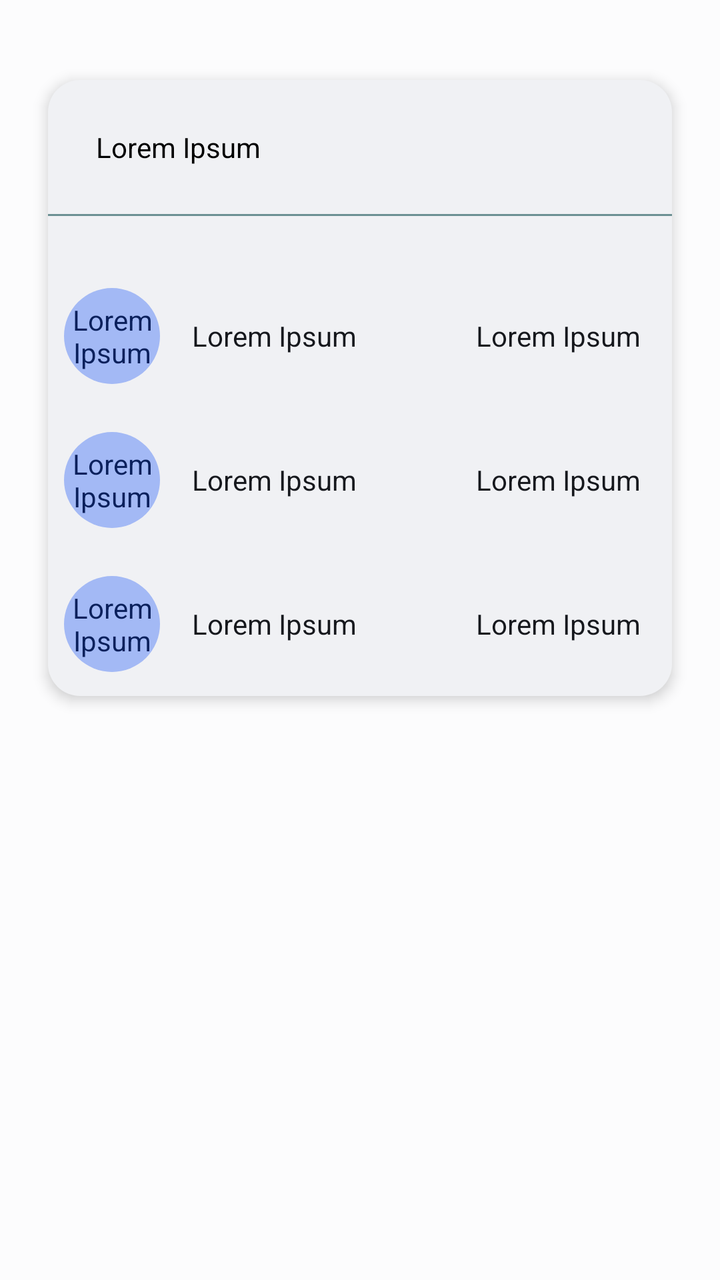
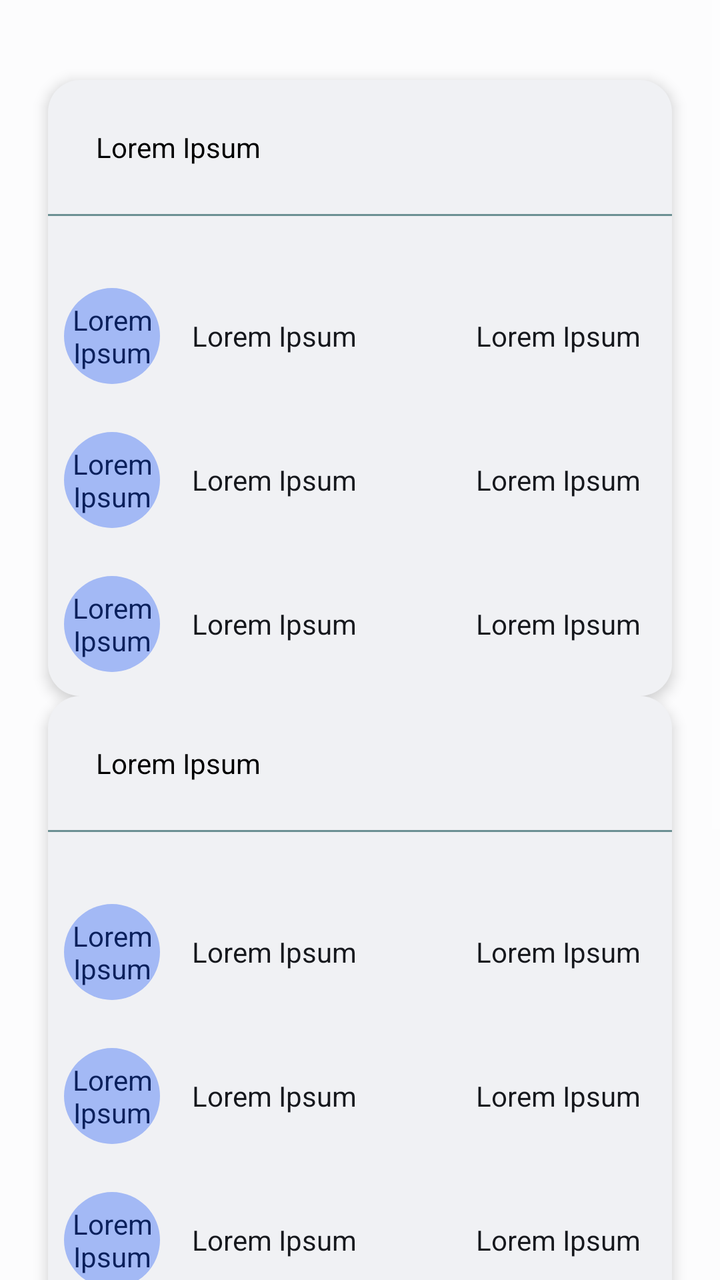

Before-and-after screenshots of an Android layout around one commit, followed by the original layout XML and the change that was made.
<!-- AndroidManifest.xml: application theme Theme.MangaCheck -->
<!-- res/layout/reading_list_layout.xml -->
<?xml version="1.0" encoding="utf-8"?>
<ScrollView xmlns:android="http://schemas.android.com/apk/res/android"
    android:layout_width="match_parent"
    android:layout_height="match_parent"
    android:background="@color/Natural_99"
    android:clipChildren="false"
    android:clipToPadding="false"
    android:fitsSystemWindows="true">

    <LinearLayout
        android:id="@+id/card_container"
        android:layout_width="match_parent"
        android:layout_height="wrap_content"
        android:clipChildren="false"
        android:clipToPadding="false"
        android:orientation="vertical"
        android:layout_marginTop="@dimen/U_2"
        android:padding="@dimen/U_3"
        android:elevation="@dimen/U_half">
        <include layout="@layout/reading_list_category" />
    </LinearLayout>

</ScrollView>
<!-- res/layout/reading_list_category.xml (included above) -->
<?xml version="1.0" encoding="utf-8"?>
<LinearLayout
    xmlns:android="http://schemas.android.com/apk/res/android"
    xmlns:app="http://schemas.android.com/apk/res-auto"
    android:layout_width="match_parent"
    android:layout_height="wrap_content"
    android:background="@drawable/basic_surface"
    android:elevation="@dimen/U_half"
    android:orientation="vertical">

    <TextView
        android:id="@+id/status"
        android:layout_width="match_parent"
        android:layout_height="wrap_content"
        android:layout_marginHorizontal="@dimen/U_3"
        android:layout_marginTop="@dimen/U_3"
        android:text="@string/missing"
        android:textColor="@color/black"
        app:layout_constraintEnd_toEndOf="parent"
        app:layout_constraintStart_toStartOf="parent"
        app:layout_constraintTop_toTopOf="parent" />

    <View
        android:id="@+id/horizontal_straight_line"
        android:layout_width="match_parent"
        android:layout_height="@dimen/U_min"
        android:layout_marginTop="@dimen/U_3"
        android:layout_marginBottom="@dimen/U_3"
        android:background="@drawable/horizontal_straight_line"
        app:layout_constraintEnd_toEndOf="parent"
        app:layout_constraintStart_toStartOf="parent"
        app:layout_constraintTop_toTopOf="parent" />

    <include layout="@layout/reading_list_entry" />

    <include layout="@layout/reading_list_entry" />

    <include layout="@layout/reading_list_entry" />
</LinearLayout>
<!-- res/layout/reading_list_entry.xml (included above) -->
<?xml version="1.0" encoding="utf-8"?>
<LinearLayout
    xmlns:android="http://schemas.android.com/apk/res/android"
    android:orientation="horizontal"
    android:layout_width="match_parent"
    android:layout_height="@dimen/U_7"
    android:layout_marginBottom="@dimen/U_1"
    android:layout_marginTop="@dimen/U_1"
    >

    <TextView
        android:id="@+id/letter_circle"
        android:layout_width="@dimen/U_6"
        android:layout_height="@dimen/U_6"
        android:background="@drawable/reading_list_circle"
        android:layout_gravity="center"
        android:textColor="?colorOnPrimaryContainer"
        android:text="@string/missing"
        android:gravity="center"
        android:layout_marginStart="@dimen/U_1"
        />

    <TextView
        android:id="@+id/manga_name"
        android:layout_width="wrap_content"
        android:layout_height="wrap_content"
        android:text="@string/missing"
        android:textColor="?colorOnSurface"
        android:layout_gravity="center"
        android:layout_marginStart="@dimen/U_2"
        />
    <TextView
        android:id="@+id/chapter"
        android:layout_width="match_parent"
        android:layout_height="wrap_content"
        android:text="@string/missing"
        android:textColor="?colorOnSurface"
        android:layout_gravity="center"
        android:gravity="end"
        android:layout_marginEnd="@dimen/U_2"
        />

</LinearLayout>
<!-- resources referenced by this layout -->
<resources>
  <color name="Natural_99">#FCFCFD</color>
  <color name="black">#FF000000</color>
  <dimen name="U_1">8dp</dimen>
  <dimen name="U_2">16dp</dimen>
  <dimen name="U_3">24dp</dimen>
  <dimen name="U_6">48dp</dimen>
  <dimen name="U_7">56dp</dimen>
  <dimen name="U_half">4dp</dimen>
  <dimen name="U_min">1dp</dimen>
  <!-- drawable basic_surface (drawable) -->
  <?xml version="1.0" encoding="utf-8"?>
  <shape xmlns:android="http://schemas.android.com/apk/res/android"
      android:shape="rectangle">
      <solid android:color="?colorSurface" />
      <corners android:radius="@dimen/U_2" />
  </shape>
  <!-- drawable horizontal_straight_line (drawable) -->
  <?xml version="1.0" encoding="utf-8"?>
  <shape xmlns:android="http://schemas.android.com/apk/res/android"
      android:shape="rectangle">
      <solid android:color="?colorOutline" />
  </shape>
  <!-- drawable reading_list_circle (drawable) -->
  <?xml version="1.0" encoding="utf-8"?>
  <selector xmlns:android="http://schemas.android.com/apk/res/android">
      <item>
          <shape android:shape="oval">
              <solid android:color="?colorPrimaryContainer" />
          </shape>
      </item>
  </selector>
  <string name="missing">Lorem Ipsum</string>
  <color name="primary_35">#1038A2</color>
  <color name="primary_80">#A3B9F5</color>
  <color name="white">#FFFFFFFF</color>
  <color name="primary_20">#0A205C</color>
  <color name="secondary_35">#0A9FA9</color>
  <color name="secondary_80">#9FF4F9</color>
  <color name="secondary_20">#065B60</color>
  <color name="tertiary_35">#3D4C76</color>
  <color name="tertiary_80">#BCC4DC</color>
  <color name="tertiary_20">#232B43</color>
  <color name="error_35">#B22200</color>
  <color name="error_80">#FFAC99</color>
  <color name="error_20">#661300</color>
  <color name="Natural_80">#C4C9D4</color>
  <color name="Natural_10">#16181D</color>
  <color name="Natural_95">#F0F1F4</color>
  <color name="Natural_20">#2B303B</color>
  <color name="VNatural_90">#E2E9E9</color>
  <color name="VNatural_30">#415658</color>
  <color name="VNatural_50">#6C9093</color>
  <color name="VNatural_80">#C4D3D4</color>
  <style name="mySpinnerItemSelectedStyle" parent="@android:style/Widget.Holo.TextView.SpinnerItem">
          <item name="android:textColor">@color/black</item>
      </style>
  <!-- unchanged entries left out for length: 1 -->
</resources>

<!-- the commit's change to res/layout/reading_list_layout.xml (unified diff, before → after) -->
@@ -17,6 +17,11 @@
         android:layout_marginTop="@dimen/U_2"
         android:padding="@dimen/U_3"
         android:elevation="@dimen/U_half">
+
+        <include layout="@layout/reading_list_category" />
+
+        <include layout="@layout/reading_list_category" />
+
         <include layout="@layout/reading_list_category" />
     </LinearLayout>
 
